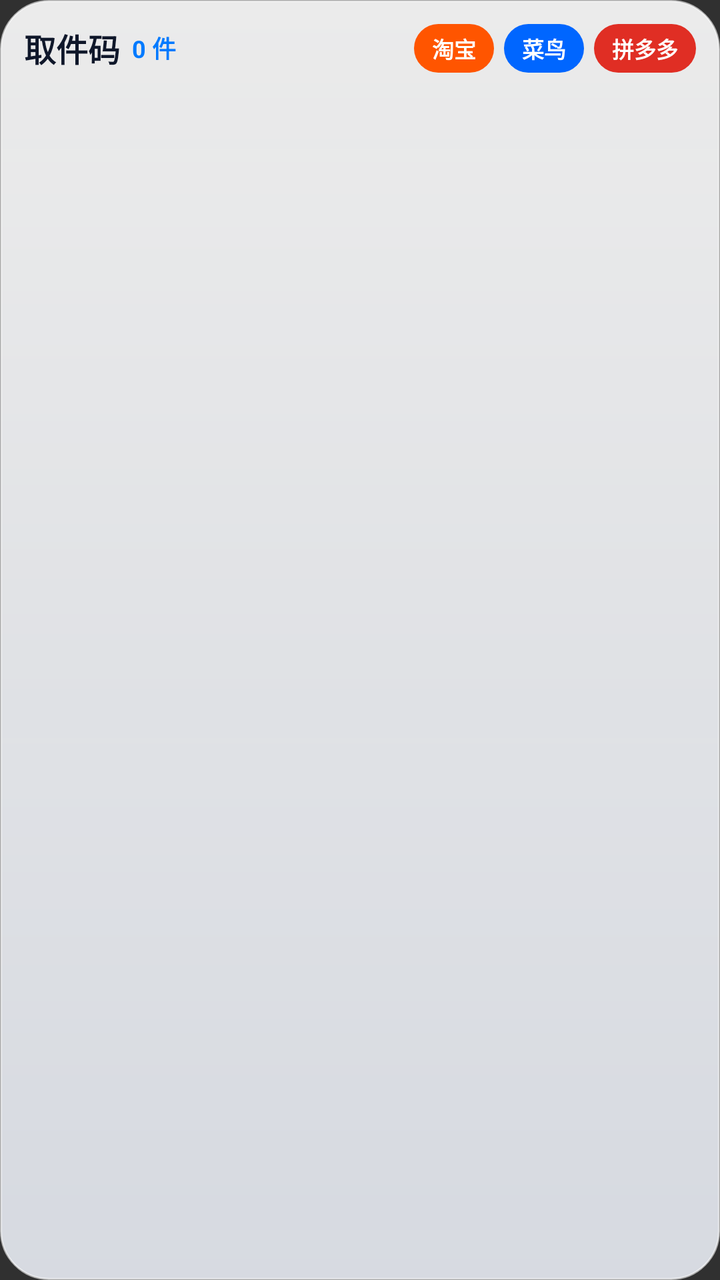
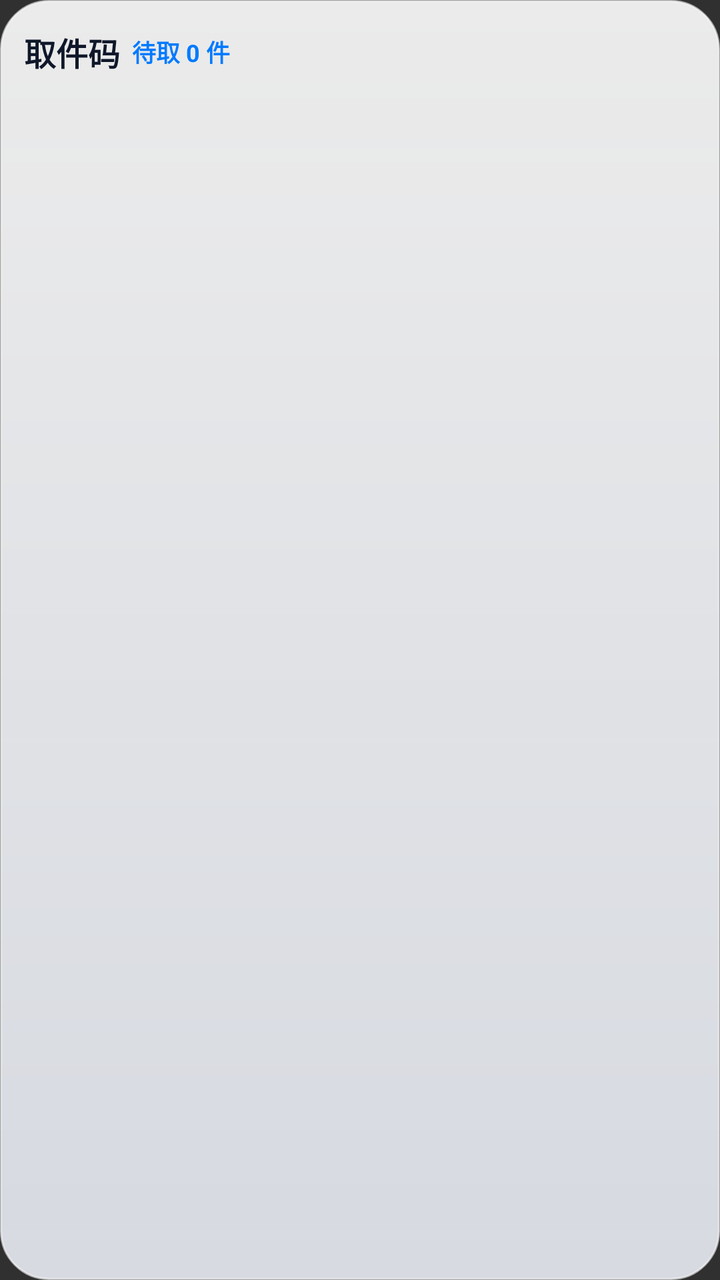

An Android layout rendered at two revisions. The XML below is the earlier revision; the diff shows what the commit changed to produce the second picture.
<!-- AndroidManifest.xml: application theme Theme.PickupCode -->
<!-- res/layout/widget_pickup_code.xml -->
<?xml version="1.0" encoding="utf-8"?>
<LinearLayout xmlns:android="http://schemas.android.com/apk/res/android"
    android:id="@+id/widget_root"
    android:layout_width="match_parent"
    android:layout_height="match_parent"
    android:background="@drawable/widget_glass_bg"
    android:orientation="vertical"
    android:padding="12dp">

    
    <LinearLayout
        android:layout_width="match_parent"
        android:layout_height="wrap_content"
        android:gravity="center_vertical"
        android:orientation="horizontal"
        android:paddingBottom="8dp">

        <LinearLayout
            android:id="@+id/widget_header_title_area"
            android:layout_width="0dp"
            android:layout_height="wrap_content"
            android:layout_weight="1"
            android:gravity="center_vertical"
            android:orientation="horizontal">

            <TextView
                android:id="@+id/widget_title"
                android:layout_width="wrap_content"
                android:layout_height="wrap_content"
                android:text="取件码"
                android:textColor="@color/widget_text_primary"
                android:textSize="16sp"
                android:textStyle="bold" />

            <TextView
                android:id="@+id/widget_pending_count"
                android:layout_width="wrap_content"
                android:layout_height="wrap_content"
                android:layout_marginStart="6dp"
                android:text="0 件"
                android:textColor="@color/widget_accent_blue"
                android:textSize="12sp"
                android:textStyle="bold" />
        </LinearLayout>

        <TextView
            android:id="@+id/widget_btn_taobao"
            android:layout_width="wrap_content"
            android:layout_height="wrap_content"
            android:background="@drawable/widget_btn_taobao"
            android:paddingHorizontal="9dp"
            android:paddingVertical="4dp"
            android:text="淘宝"
            android:textColor="#FFFFFFFF"
            android:textSize="11sp"
            android:textStyle="bold" />

        <TextView
            android:id="@+id/widget_btn_cainiao"
            android:layout_width="wrap_content"
            android:layout_height="wrap_content"
            android:layout_marginStart="5dp"
            android:background="@drawable/widget_btn_cainiao"
            android:paddingHorizontal="9dp"
            android:paddingVertical="4dp"
            android:text="菜鸟"
            android:textColor="#FFFFFFFF"
            android:textSize="11sp"
            android:textStyle="bold" />

        <TextView
            android:id="@+id/widget_btn_pdd"
            android:layout_width="wrap_content"
            android:layout_height="wrap_content"
            android:layout_marginStart="5dp"
            android:background="@drawable/widget_btn_pdd"
            android:paddingHorizontal="9dp"
            android:paddingVertical="4dp"
            android:text="拼多多"
            android:textColor="#FFFFFFFF"
            android:textSize="11sp"
            android:textStyle="bold" />
    </LinearLayout>

    
    <ListView
        android:id="@+id/widget_list_view"
        android:layout_width="match_parent"
        android:layout_height="0dp"
        android:layout_weight="1"
        android:divider="@android:color/transparent"
        android:dividerHeight="6dp"
        android:scrollbars="none" />

    
    <TextView
        android:id="@+id/widget_empty_view"
        android:layout_width="match_parent"
        android:layout_height="0dp"
        android:layout_weight="1"
        android:gravity="center"
        android:text="暂无待取快递"
        android:textColor="@color/widget_text_secondary"
        android:textSize="13sp"
        android:visibility="gone" />

</LinearLayout>
<!-- resources referenced by this layout -->
<resources>
  <color name="widget_accent_blue">#FF007AFF</color>
  <color name="widget_text_primary">#FF0F172A</color>
  <color name="widget_text_secondary">#FF64748B</color>
  <!-- drawable widget_btn_cainiao (drawable) -->
  <?xml version="1.0" encoding="utf-8"?>
  <shape xmlns:android="http://schemas.android.com/apk/res/android"
      android:shape="rectangle">
      <corners android:radius="999dp" />
      <solid android:color="#FF0066FF" />
  </shape>
  <!-- drawable widget_btn_pdd (drawable) -->
  <?xml version="1.0" encoding="utf-8"?>
  <shape xmlns:android="http://schemas.android.com/apk/res/android"
      android:shape="rectangle">
      <corners android:radius="999dp" />
      <solid android:color="#FFE02E24" />
  </shape>
  <!-- drawable widget_btn_taobao (drawable) -->
  <?xml version="1.0" encoding="utf-8"?>
  <shape xmlns:android="http://schemas.android.com/apk/res/android"
      android:shape="rectangle">
      <corners android:radius="999dp" />
      <solid android:color="#FFFF5500" />
  </shape>
  <!-- drawable widget_glass_bg (drawable) -->
  <?xml version="1.0" encoding="utf-8"?>
  <shape xmlns:android="http://schemas.android.com/apk/res/android"
      android:shape="rectangle">
      <corners android:radius="24dp" />
      <gradient
          android:angle="270"
          android:startColor="@color/widget_glass_bg_start"
          android:endColor="@color/widget_glass_bg_end" />
      <stroke
          android:width="1dp"
          android:color="@color/widget_glass_border" />
  </shape>
  <style name="Theme.PickupCode" parent="android:Theme.Material.NoActionBar">
          <item name="android:statusBarColor">@android:color/transparent</item>
          <item name="android:navigationBarColor">@android:color/transparent</item>
      </style>
  <color name="widget_glass_bg_start">#E6FFFFFF</color>
  <color name="widget_glass_bg_end">#D9F3F7FF</color>
  <color name="widget_glass_border">#99FFFFFF</color>
</resources>

<!-- the commit's change to res/layout/widget_pickup_code.xml (unified diff, before → after) -->
@@ -37,49 +37,34 @@
                 android:layout_width="wrap_content"
                 android:layout_height="wrap_content"
                 android:layout_marginStart="6dp"
-                android:text="0 件"
+                android:text="待取 0 件"
                 android:textColor="@color/widget_accent_blue"
                 android:textSize="12sp"
                 android:textStyle="bold" />
         </LinearLayout>
 
-        <TextView
+        <ImageView
             android:id="@+id/widget_btn_taobao"
-            android:layout_width="wrap_content"
-            android:layout_height="wrap_content"
-            android:background="@drawable/widget_btn_taobao"
-            android:paddingHorizontal="9dp"
-            android:paddingVertical="4dp"
-            android:text="淘宝"
-            android:textColor="#FFFFFFFF"
-            android:textSize="11sp"
-            android:textStyle="bold" />
+            android:layout_width="28dp"
+            android:layout_height="28dp"
+            android:contentDescription="淘宝身份码"
+            android:scaleType="fitXY" />
 
-        <TextView
+        <ImageView
             android:id="@+id/widget_btn_cainiao"
-            android:layout_width="wrap_content"
-            android:layout_height="wrap_content"
-            android:layout_marginStart="5dp"
-            android:background="@drawable/widget_btn_cainiao"
-            android:paddingHorizontal="9dp"
-            android:paddingVertical="4dp"
-            android:text="菜鸟"
-            android:textColor="#FFFFFFFF"
-            android:textSize="11sp"
-            android:textStyle="bold" />
+            android:layout_width="28dp"
+            android:layout_height="28dp"
+            android:layout_marginStart="8dp"
+            android:contentDescription="菜鸟身份码"
+            android:scaleType="fitXY" />
 
-        <TextView
+        <ImageView
             android:id="@+id/widget_btn_pdd"
-            android:layout_width="wrap_content"
-            android:layout_height="wrap_content"
-            android:layout_marginStart="5dp"
-            android:background="@drawable/widget_btn_pdd"
-            android:paddingHorizontal="9dp"
-            android:paddingVertical="4dp"
-            android:text="拼多多"
-            android:textColor="#FFFFFFFF"
-            android:textSize="11sp"
-            android:textStyle="bold" />
+            android:layout_width="28dp"
+            android:layout_height="28dp"
+            android:layout_marginStart="8dp"
+            android:contentDescription="拼多多取件码"
+            android:scaleType="fitXY" />
     </LinearLayout>
 
     
<!-- resource entries referenced after the edit -->
@@ -3,27 +3,6 @@
   <color name="widget_accent_blue">#FF007AFF</color>
   <color name="widget_text_primary">#FF0F172A</color>
   <color name="widget_text_secondary">#FF64748B</color>
-  <!-- drawable widget_btn_cainiao (drawable) -->
-  <?xml version="1.0" encoding="utf-8"?>
-  <shape xmlns:android="http://schemas.android.com/apk/res/android"
-      android:shape="rectangle">
-      <corners android:radius="999dp" />
-      <solid android:color="#FF0066FF" />
-  </shape>
-  <!-- drawable widget_btn_pdd (drawable) -->
-  <?xml version="1.0" encoding="utf-8"?>
-  <shape xmlns:android="http://schemas.android.com/apk/res/android"
-      android:shape="rectangle">
-      <corners android:radius="999dp" />
-      <solid android:color="#FFE02E24" />
-  </shape>
-  <!-- drawable widget_btn_taobao (drawable) -->
-  <?xml version="1.0" encoding="utf-8"?>
-  <shape xmlns:android="http://schemas.android.com/apk/res/android"
-      android:shape="rectangle">
-      <corners android:radius="999dp" />
-      <solid android:color="#FFFF5500" />
-  </shape>
   <!-- drawable widget_glass_bg (drawable) -->
   <?xml version="1.0" encoding="utf-8"?>
   <shape xmlns:android="http://schemas.android.com/apk/res/android"
